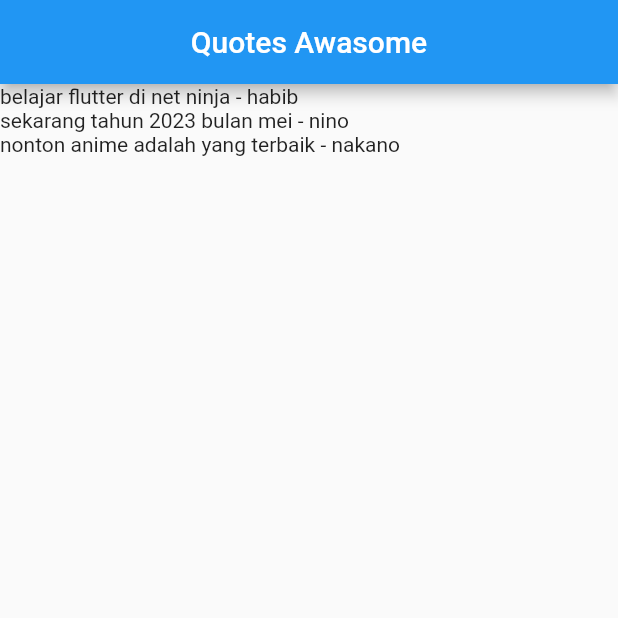
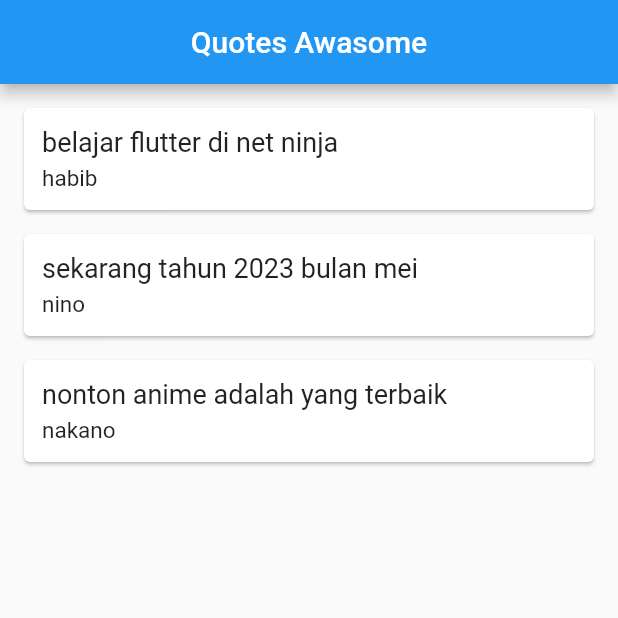
Before and after one commit to habibfr/Aplikasi-Flutter, a Flutter app: the screen it shows after launch, on a phone screen of 412 x 824 dp, the top half of it. Run offline on Flutter 3.47's test engine with Material 2 defaults, Android fonts, the phone set to English and light mode, and no system bars.

Commit message:
make a card

```diff
--- a/quotes_project/lib/main.dart
+++ b/quotes_project/lib/main.dart
@@ -25,6 +25,34 @@ class _QuotesListState extends State<QuotesList> {
     Quote(text: "nonton anime adalah yang terbaik", author: "nakano")
   ];
 
+  Widget quoteTemplate(quote){
+    return Card(
+      margin: EdgeInsets.fromLTRB(16.0, 16.0, 16.0, 0.0),
+      child: Padding(
+        padding: const EdgeInsets.all(12.0),
+        child: Column(
+          crossAxisAlignment: CrossAxisAlignment.stretch,
+          children: <Widget>[
+            Text(
+              quote.text,
+              style: TextStyle(
+                fontSize: 18.0
+              ),
+            ),
+            SizedBox(height: 5.0),
+            Text(
+              quote.author,
+              style: TextStyle(
+                fontSize: 15.0,
+              ),
+            ),
+          ],
+
+        ),
+      ),
+    );
+  }
+
   @override
   Widget build(BuildContext context) {
     return Scaffold(
@@ -33,8 +61,7 @@ class _QuotesListState extends State<QuotesList> {
         centerTitle: true,
       ),
       body: Column(
-        crossAxisAlignment: CrossAxisAlignment.start,
-        children: quotes.map((quote) => Text('${quote.text} - ${quote.author}')).toList(),
+        children: quotes.map((quote) => quoteTemplate(quote)).toList(),
       ),
     );
   }
```
